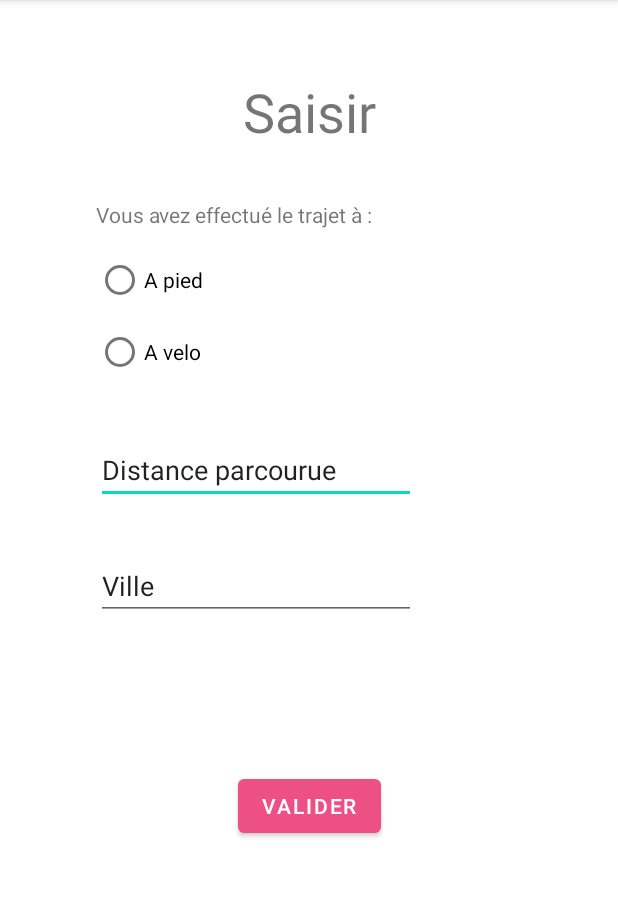
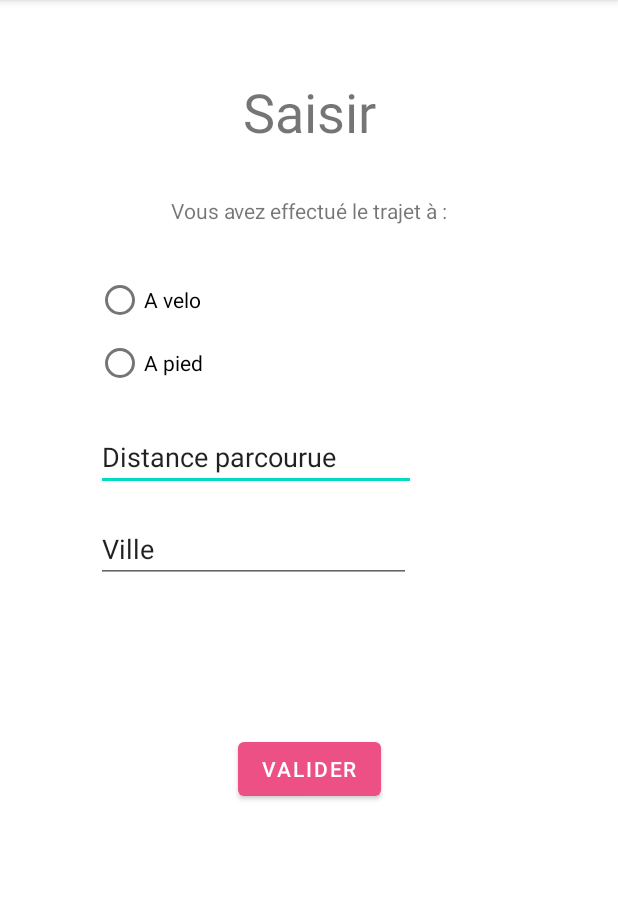
Before and after one commit to Linasa64/Boster, an Android app: the Saisie screen opened directly, with no data from a screen before it, on a phone screen of 412 x 824 dp, the part 84-981 px from its top. Run offline under Robolectric (Android 15) with nearby library versions, the phone set to English and light mode, and no system bars.

Commit message:
Update page saisie
Gestion des radios

```diff
--- a/app/src/main/res/layout/activity_saisie.xml
+++ b/app/src/main/res/layout/activity_saisie.xml
@@ -18,43 +18,24 @@
         app:layout_constraintStart_toStartOf="parent"
         app:layout_constraintTop_toTopOf="parent" />
 
-    <RadioButton
-        android:id="@+id/radioButton_Velo"
-        android:layout_width="0dp"
-        android:layout_height="wrap_content"
-        android:layout_marginStart="64dp"
-        android:layout_marginTop="64dp"
-        android:text="@string/APied"
-        app:layout_constraintStart_toStartOf="parent"
-        app:layout_constraintTop_toBottomOf="@+id/TitreSaisie" />
-
-    <RadioButton
-        android:id="@+id/radioButton_Pied"
-        android:layout_width="0dp"
-        android:layout_height="wrap_content"
-        android:layout_marginStart="64dp"
-        android:text="@string/AVelo"
-        app:layout_constraintStart_toStartOf="parent"
-        app:layout_constraintTop_toBottomOf="@+id/radioButton_Velo" />
-
     <EditText
         android:id="@+id/editTextTextPersonName"
         android:layout_width="wrap_content"
         android:layout_height="wrap_content"
         android:layout_marginStart="64dp"
-        android:layout_marginTop="32dp"
+        android:layout_marginTop="16dp"
         android:ems="10"
         android:inputType="textPersonName"
         android:text="@string/Distance"
         app:layout_constraintStart_toStartOf="parent"
-        app:layout_constraintTop_toBottomOf="@+id/radioButton_Pied" />
+        app:layout_constraintTop_toBottomOf="@+id/radioGroup" />
 
     <EditText
         android:id="@+id/editTextTextPersonName2"
-        android:layout_width="wrap_content"
-        android:layout_height="wrap_content"
+        android:layout_width="210dp"
+        android:layout_height="45dp"
         android:layout_marginStart="64dp"
-        android:layout_marginTop="32dp"
+        android:layout_marginTop="16dp"
         android:ems="10"
         android:inputType="textPersonName"
         android:text="@string/Ville"
@@ -76,10 +57,33 @@
         android:id="@+id/textView3"
         android:layout_width="wrap_content"
         android:layout_height="wrap_content"
+        android:layout_marginTop="32dp"
+        android:text="@string/DefRadios"
+        app:layout_constraintEnd_toEndOf="parent"
+        app:layout_constraintHorizontal_bias="0.5"
+        app:layout_constraintStart_toStartOf="parent"
+        app:layout_constraintTop_toBottomOf="@+id/TitreSaisie" />
+
+    <RadioGroup
+        android:id="@+id/radioGroup"
+        android:layout_width="330dp"
+        android:layout_height="wrap_content"
         android:layout_marginStart="64dp"
-        android:layout_marginBottom="10dp"
-        android:text="@string/DefRadios"
-        app:layout_constraintBottom_toTopOf="@+id/radioButton_Velo"
-        app:layout_constraintStart_toStartOf="parent" />
+        android:layout_marginTop="32dp"
+        app:layout_constraintStart_toStartOf="parent"
+        app:layout_constraintTop_toBottomOf="@+id/textView3">
+
+        <RadioButton
+            android:id="@+id/radioButton_Pied"
+            android:layout_width="match_parent"
+            android:layout_height="36dp"
+            android:text="@string/AVelo" />
+
+        <RadioButton
+            android:id="@+id/radioButton_Velo"
+            android:layout_width="match_parent"
+            android:layout_height="wrap_content"
+            android:text="@string/APied" />
+    </RadioGroup>
 
 </androidx.constraintlayout.widget.ConstraintLayout>
```
